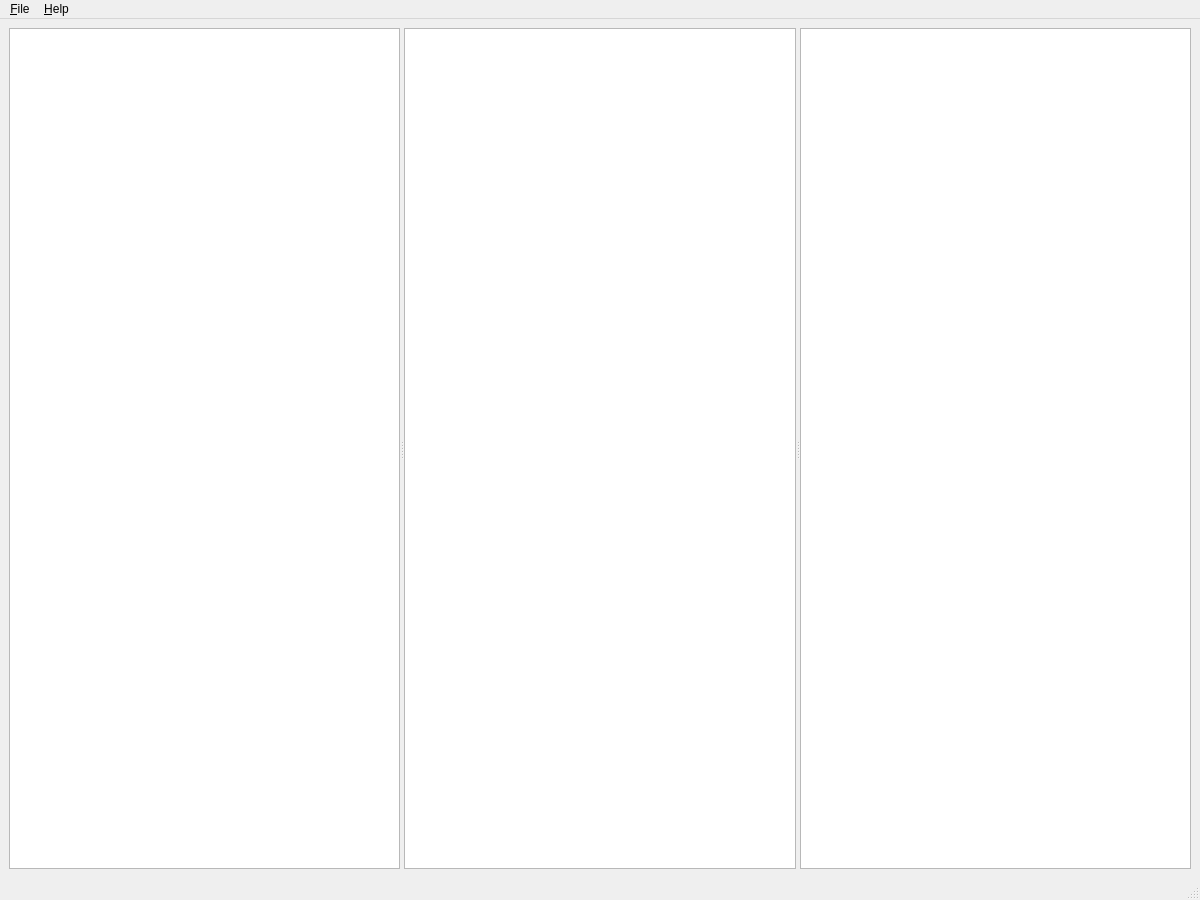
Qt form src/epcpm/__main__.ui (epcpower/pm) before a commit.
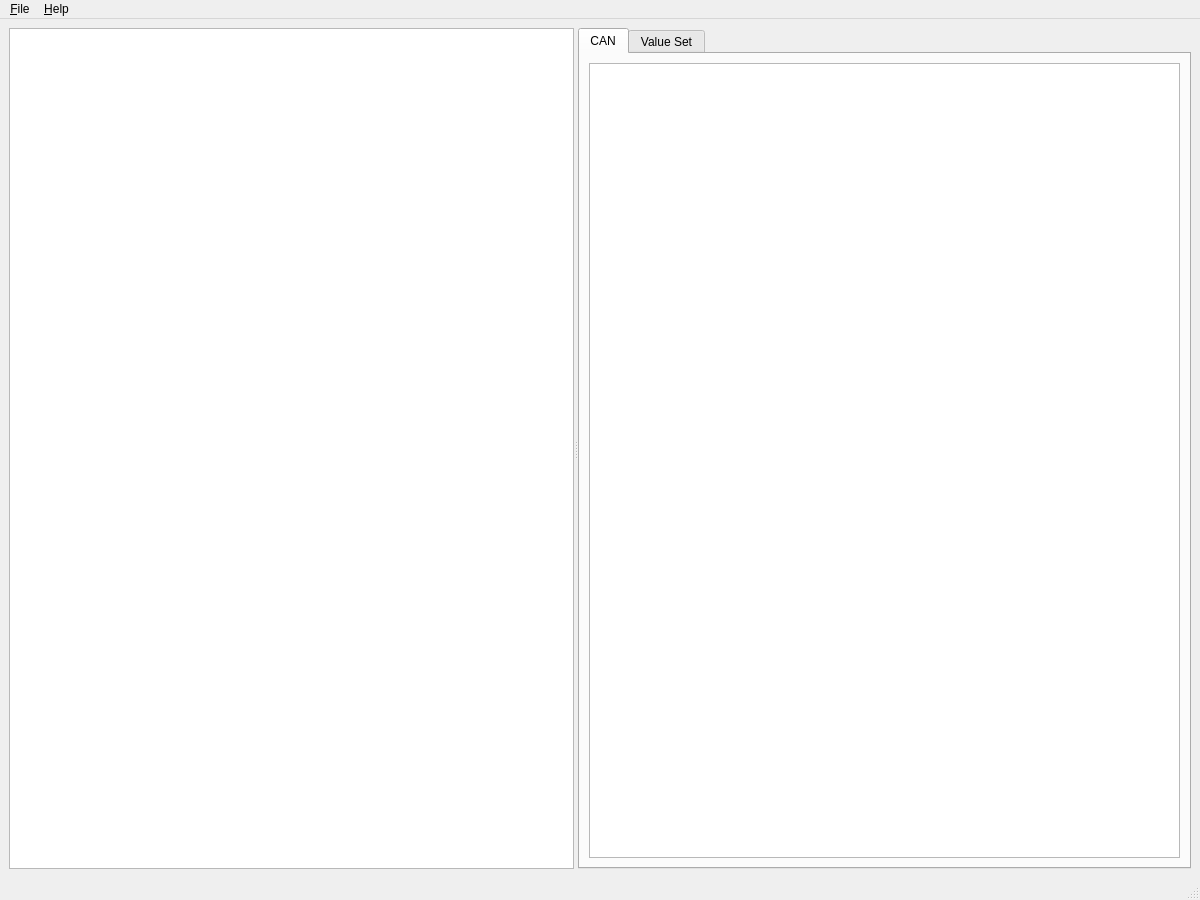
The same form after that commit.

Commit message: add tab widget for secondary views

What changed in the file:
```diff
--- a/src/epcpm/__main__.ui
+++ b/src/epcpm/__main__.ui
@@ -25,15 +25,38 @@
         <bool>true</bool>
        </property>
       </widget>
-      <widget class="QTreeView" name="value_set_view">
-       <property name="alternatingRowColors">
-        <bool>true</bool>
+      <widget class="QTabWidget" name="tabWidget">
+       <property name="currentIndex">
+        <number>0</number>
        </property>
-      </widget>
-       <widget class="QTreeView" name="can_view">
-       <property name="alternatingRowColors">
-        <bool>true</bool>
-       </property>
+       <widget class="QWidget" name="tab_2">
+        <attribute name="title">
+         <string>CAN</string>
+        </attribute>
+        <layout class="QHBoxLayout" name="horizontalLayout_2">
+         <item>
+          <widget class="QTreeView" name="can_view">
+           <property name="alternatingRowColors">
+            <bool>true</bool>
+           </property>
+          </widget>
+         </item>
+        </layout>
+       </widget>
+       <widget class="QWidget" name="tab">
+        <attribute name="title">
+         <string>Value Set</string>
+        </attribute>
+        <layout class="QHBoxLayout" name="horizontalLayout">
+         <item>
+          <widget class="QTreeView" name="value_set_view">
+           <property name="alternatingRowColors">
+            <bool>true</bool>
+           </property>
+          </widget>
+         </item>
+        </layout>
+       </widget>
       </widget>
      </widget>
     </item>
```
Left out of the diff: 2 changed lines with no effect on the pictures.
